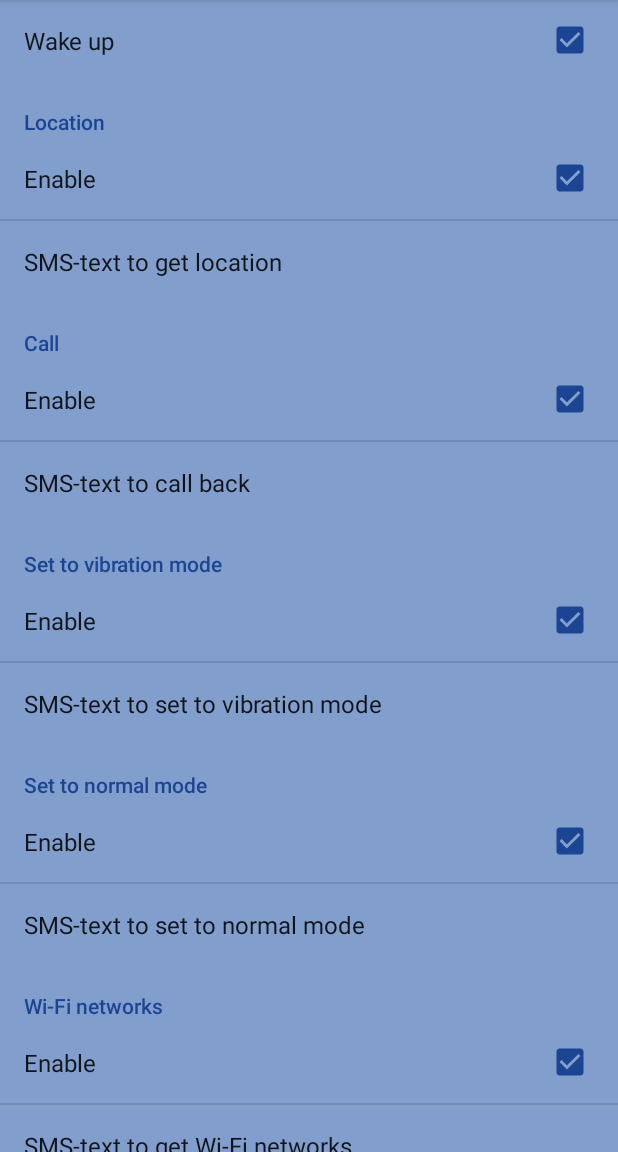
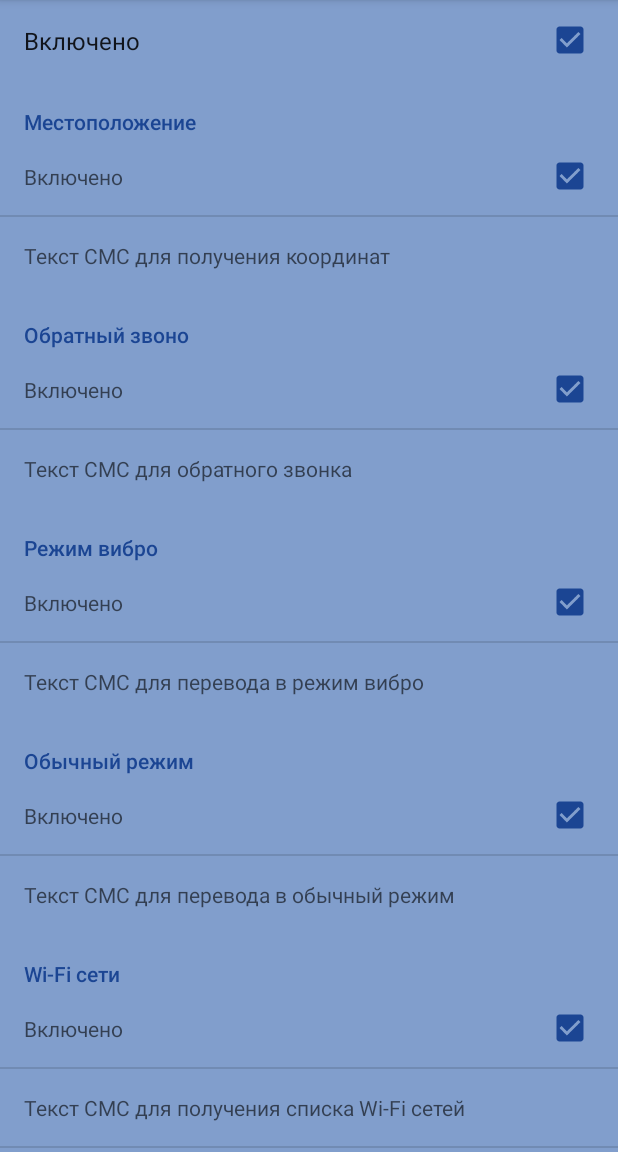
Before and after one commit to wolandec/Jeeves, an Android app: the screen it shows after launch (SettingsActivity), on a phone screen of 412 x 824 dp, the part 84-1236 px from its top. Run offline under Robolectric (Android 15) with nearby library versions, the phone set to English and light mode, and no system bars.

Commit message:
Перевод на русский язык, немного изменен дизайн

```diff
--- a/app/build.gradle
+++ b/app/build.gradle
@@ -10,8 +10,8 @@ android {
         applicationId "wolandec.jeeves"
         minSdkVersion 15
         targetSdkVersion 26
-        versionCode 1
-        versionName "1.0"
+        versionCode 2
+        versionName "0.1.0_alfa"
         testInstrumentationRunner "android.support.test.runner.AndroidJUnitRunner"
         vectorDrawables.useSupportLibrary = true
     }
--- a/app/src/main/AndroidManifest.xml
+++ b/app/src/main/AndroidManifest.xml
@@ -1,7 +1,8 @@
 <?xml version="1.0" encoding="utf-8"?>
 <manifest xmlns:android="http://schemas.android.com/apk/res/android"
     package="wolandec.jeeves"
-    android:installLocation="internalOnly">
+    android:installLocation="internalOnly"
+    android:versionName="alfa">
 
     <uses-permission android:name="android.permission.ACCESS_FINE_LOCATION" />
 
--- a/app/src/main/res/values/strings.xml
+++ b/app/src/main/res/values/strings.xml
@@ -1,37 +1,35 @@
 <resources>
     <string name="app_name">Jeeves</string>
 
-    <string name="location_label">Location</string>
-    <string name="location_enable">Enable</string>
-    <string name="location_default_sms">Location</string>
-    <string name="location_sms_text_lable">SMS-text to get location</string>
+    <string name="location_label">Местоположение</string>
+    <string name="location_enable">Включено</string>
+    <string name="location_default_sms">Где</string>
+    <string name="location_sms_text_lable">Текст СМС для получения координат</string>
 
-    <string name="call_label">Call</string>
-    <string name="call_sms_text_lable">SMS-text to call back</string>
-    <string name="call_default_sms">Call</string>
-    <string name="call_enable">Enable</string>
+    <string name="call_label">Обратный звоно</string>
+    <string name="call_sms_text_lable">Текст СМС для обратного звонка</string>
+    <string name="call_default_sms">Звонок</string>
+    <string name="call_enable">Включено</string>
 
-    <string name="silent_label">Set to vibration mode</string>
-    <string name="silent_sms_text_lable">SMS-text to set to vibration mode</string>
-    <string name="silent_default_sms">Vibration</string>
-    <string name="silent_enable">Enable</string>
+    <string name="silent_label">Режим вибро</string>
+    <string name="silent_sms_text_lable">Текст СМС для перевода в режим вибро</string>
+    <string name="silent_default_sms">Вибро</string>
+    <string name="silent_enable">Включено</string>
 
-    <string name="normal_label">Set to normal mode</string>
-    <string name="normal_sms_text_lable">SMS-text to set to normal mode</string>
-    <string name="normal_default_sms">Normal</string>
-    <string name="normal_enable">Enable</string>
+    <string name="normal_label">Обычный режим</string>
+    <string name="normal_sms_text_lable">Текст СМС для перевода в обычный режим</string>
+    <string name="normal_default_sms">Обычный</string>
+    <string name="normal_enable">Включено</string>
 
-    <string name="wifi_networks_label">Wi-Fi networks</string>
-    <string name="wifi_networks_sms_text_lable">SMS-text to get Wi-Fi networks</string>
-    <string name="wifi_networks_default_sms">Wifi networks</string>
-    <string name="wifi_networks_enable">Enable</string>
+    <string name="wifi_networks_label">Wi-Fi сети</string>
+    <string name="wifi_networks_sms_text_lable">Текст СМС для получения списка Wi-Fi сетей</string>
+    <string name="wifi_networks_default_sms">Wifi сети</string>
+    <string name="wifi_networks_enable">Включено</string>
 
-    <string name="on_boot_string">Jeeves woke up.</string>
-    <string name="on_stop_string">Jeeves is sleeping.</string>
-    <string name="silent_mode_label">Silent mode</string>
-    <string name="normal_mode_label">Normal mode</string>
-    <string name="wifi_net_label">Wi-Fi networks</string>
-    <string name="enable_jeeves">Wake up</string>
+    <string name="on_boot_string">Jeeves проснулся.</string>
+    <string name="on_stop_string">Jeeves спит.</string>
+    <string name="wifi_net_label">Wi-Fi сети</string>
+    <string name="enable_jeeves">Включено</string>
 
 
 </resources>
--- a/app/src/main/res/xml/pref.xml
+++ b/app/src/main/res/xml/pref.xml
@@ -10,55 +10,56 @@
         <CheckBoxPreference
             android:defaultValue="true"
             android:key="location_enable"
-            android:title="@string/location_enable" />
+            android:summary="@string/location_enable" />
         <EditTextPreference
             android:defaultValue="@string/location_default_sms"
             android:key="location_sms"
-            android:title="@string/location_sms_text_lable" />
+            android:singleLine="false"
+            android:summary="@string/location_sms_text_lable" />
 
     </PreferenceCategory>
     <PreferenceCategory android:title="@string/call_label">
         <CheckBoxPreference
             android:defaultValue="true"
             android:key="call_enable"
-            android:title="@string/call_enable" />
+            android:summary="@string/call_enable" />
         <EditTextPreference
             android:defaultValue="@string/call_default_sms"
             android:key="call_sms"
-            android:title="@string/call_sms_text_lable" />
+            android:summary="@string/call_sms_text_lable" />
     </PreferenceCategory>
 
     <PreferenceCategory android:title="@string/silent_label">
         <CheckBoxPreference
             android:defaultValue="true"
             android:key="silent_enable"
-            android:title="@string/silent_enable" />
+            android:summary="@string/silent_enable" />
         <EditTextPreference
             android:defaultValue="@string/silent_default_sms"
             android:key="silent_sms"
-            android:title="@string/silent_sms_text_lable" />
+            android:summary="@string/silent_sms_text_lable" />
     </PreferenceCategory>
 
     <PreferenceCategory android:title="@string/normal_label">
         <CheckBoxPreference
             android:defaultValue="true"
             android:key="normal_enable"
-            android:title="@string/normal_enable" />
+            android:summary="@string/normal_enable" />
         <EditTextPreference
             android:defaultValue="@string/normal_default_sms"
             android:key="normal_sms"
-            android:title="@string/normal_sms_text_lable" />
+            android:summary="@string/normal_sms_text_lable" />
     </PreferenceCategory>
 
     <PreferenceCategory android:title="@string/wifi_networks_label">
         <CheckBoxPreference
             android:defaultValue="true"
             android:key="wifi_networks_enable"
-            android:title="@string/wifi_networks_enable" />
+            android:summary="@string/wifi_networks_enable" />
         <EditTextPreference
             android:defaultValue="@string/wifi_networks_default_sms"
             android:key="wifi_networks_sms"
-            android:title="@string/wifi_networks_sms_text_lable" />
+            android:summary="@string/wifi_networks_sms_text_lable" />
     </PreferenceCategory>
 
 </PreferenceScreen>
```
Also changed, not shown: 3 other files.
